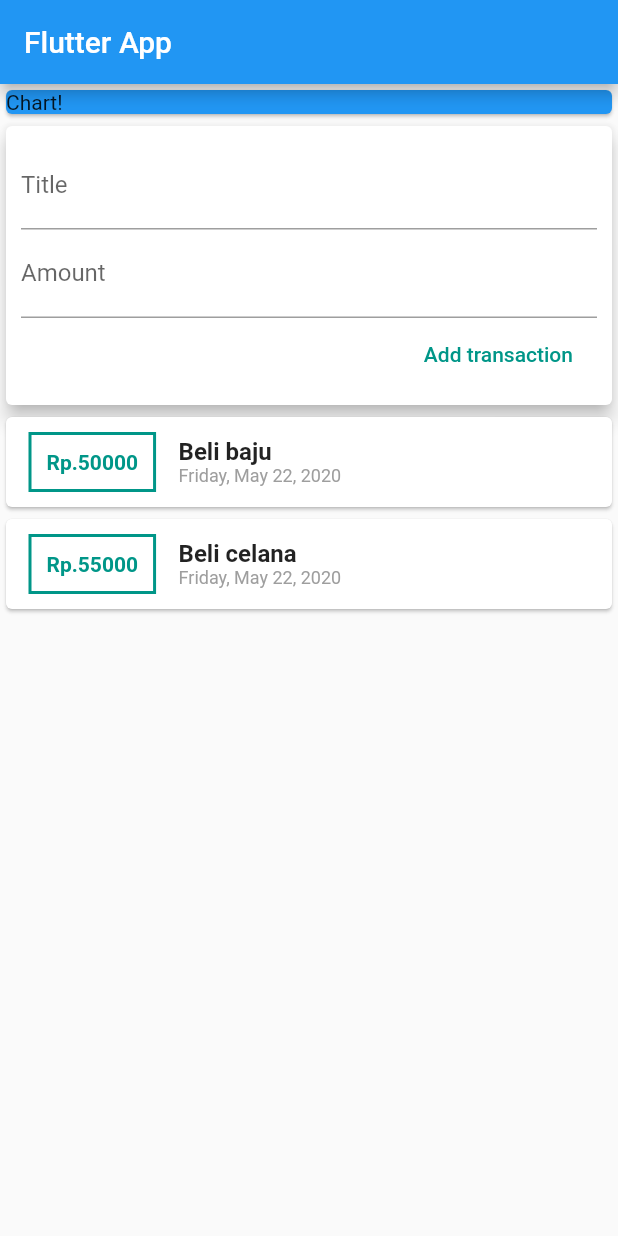
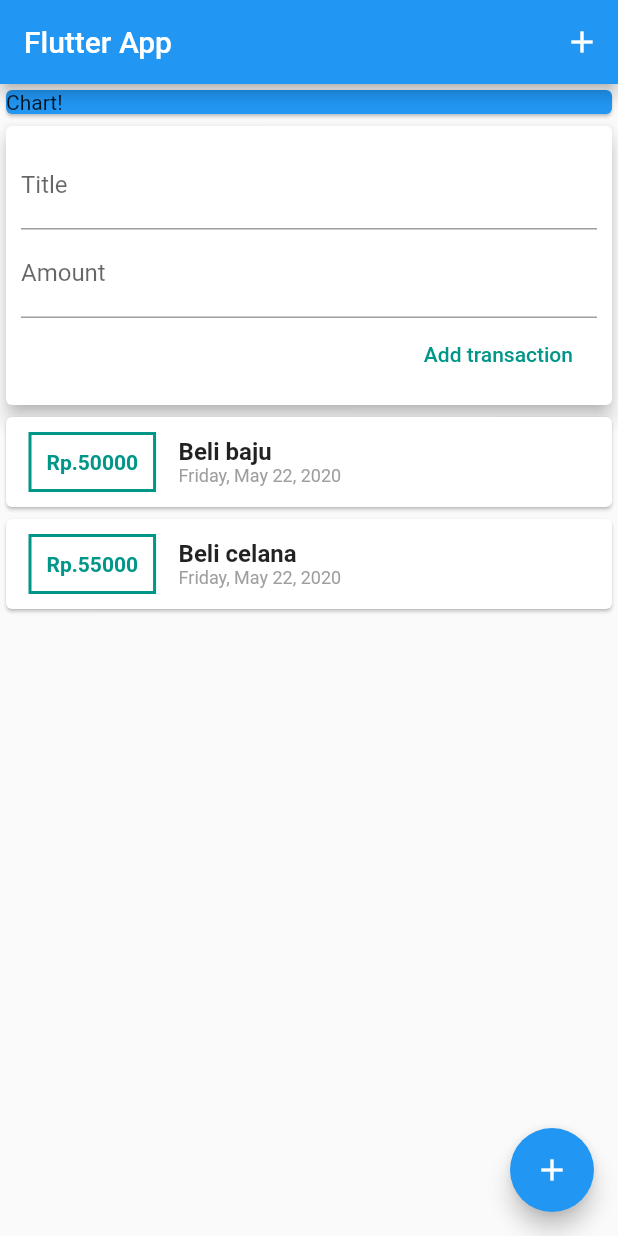
Before and after one commit to ruslanou/ExpenseTracker, a Flutter app: the screen it shows after launch, on a phone screen of 412 x 824 dp. Run offline on Flutter 3.47's test engine with Material 2 defaults, Android fonts, the phone set to English and light mode, and no system bars.

Commit message:
[ADD]Add icon button and floating action button

```diff
--- a/lib/main.dart
+++ b/lib/main.dart
@@ -10,6 +10,7 @@ class MyApp extends StatelessWidget {
   @override
   Widget build(BuildContext context) {
     return MaterialApp(
+      debugShowCheckedModeBanner: false,
       title: 'Flutter Demo',
       home: MyHomePage(),
     );
@@ -27,8 +28,15 @@ class MyHomePage extends StatelessWidget {
   @override
   Widget build(BuildContext context) {
     return Scaffold(
+        floatingActionButton: FloatingActionButton(
+          child: Icon(Icons.add),
+          onPressed: (){},
+        ),
         appBar: AppBar(
           title: Text('Flutter App'),
+          actions: <Widget>[
+            IconButton(icon: Icon(Icons.add), onPressed: (){},)
+          ],
         ),
         body: SingleChildScrollView(
                   child: Column(
```
